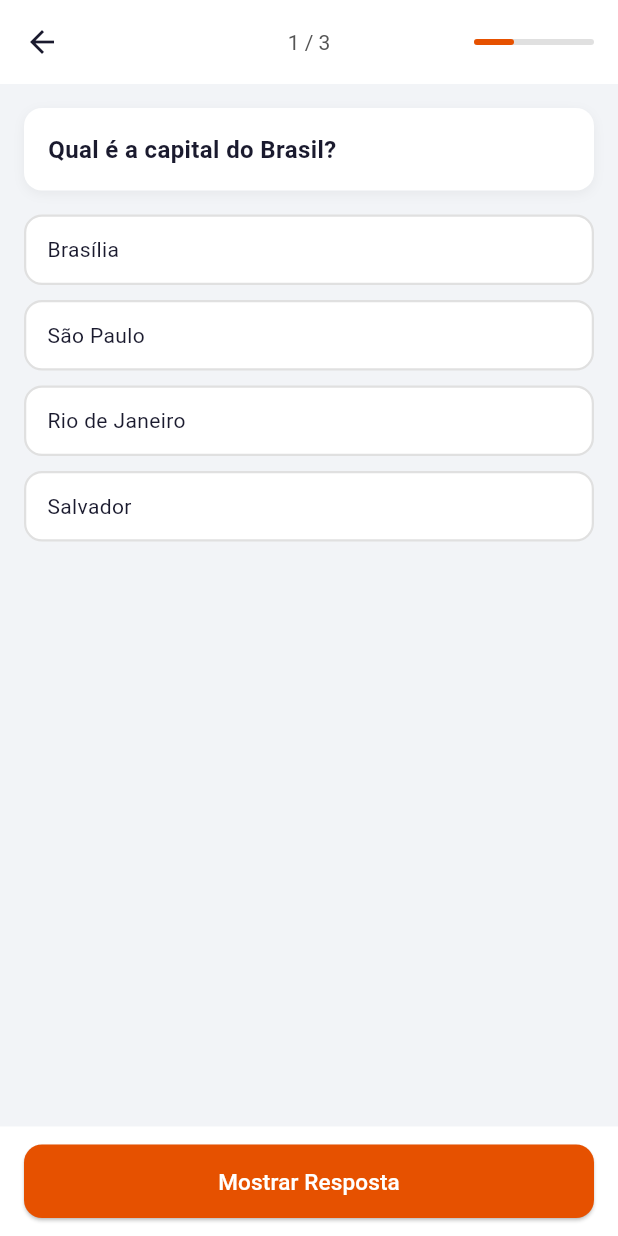
After one commit to davy-bitencourt/sysyphus-learning-app, a Flutter app: the QuestionScreen screen opened directly, on a phone screen of 412 x 824 dp. The commit adds this screen. Run offline on Flutter 3.47's test engine with Material 3 defaults, Android fonts, the phone set to English and light mode, and no system bars.

Commit message:
add: place holder questions

```diff
--- /dev/null
+++ b/lib/screens/questions_screen.dart
@@ -0,0 +1,415 @@
+import 'package:flutter/material.dart';
+
+enum QuestionType { open, multiple, vof }
+
+class QuestionOption {
+  final String text;
+  final bool correct;
+  const QuestionOption({required this.text, required this.correct});
+}
+
+class Question {
+  final String statement;
+  final QuestionType type;
+  final List<QuestionOption> options;
+  final String? suggestion;
+  final String extraComments;
+
+  const Question({
+    required this.statement,
+    required this.type,
+    required this.extraComments,
+    this.options = const [],
+    this.suggestion,
+  });
+}
+
+final List<Question> _mockQuestions = [
+  Question(
+    statement: 'Qual é a capital do Brasil?',
+    type: QuestionType.multiple,
+    extraComments: 'Brasília foi inaugurada em 1960 e substituiu o Rio de Janeiro como capital federal.',
+    options: [
+      const QuestionOption(text: 'Brasília',      correct: true),
+      const QuestionOption(text: 'São Paulo',     correct: false),
+      const QuestionOption(text: 'Rio de Janeiro',correct: false),
+      const QuestionOption(text: 'Salvador',      correct: false),
+    ],
+  ),
+  Question(
+    statement: 'Explique com suas palavras o que é recursão.',
+    type: QuestionType.open,
+    suggestion: 'Recursão é quando uma função chama a si mesma para resolver subproblemas menores até atingir um caso base.',
+    extraComments: 'Exemplos clássicos: fatorial, Fibonacci, busca em árvores.',
+  ),
+  Question(
+    statement: 'Classifique as afirmações como Verdadeiro ou Falso:',
+    type: QuestionType.vof,
+    extraComments: 'A Terra orbita o Sol (V). O Sol orbita a Terra (F).',
+    options: [
+      const QuestionOption(text: 'A Terra orbita o Sol',  correct: true),
+      const QuestionOption(text: 'O Sol orbita a Terra',  correct: false),
+      const QuestionOption(text: 'A Lua orbita a Terra',  correct: true),
+      const QuestionOption(text: 'Marte tem dois satélites', correct: true),
+    ],
+  ),
+];
+
+class QuestionScreen extends StatefulWidget {
+  final List<Question>? questions;
+
+  const QuestionScreen({
+    super.key,
+    this.questions,
+  });
+
+  @override
+  State<QuestionScreen> createState() => _QuestionScreenState();
+}
+
+class _QuestionScreenState extends State<QuestionScreen> {
+  int _currentQuestion = 0;
+  late final List<Question> _questions = widget.questions ?? _mockQuestions;
+
+  int? _selectedOption;
+
+  final Map<int, bool> _vofAnswers = {};
+
+  bool _answered = false;
+
+  Question get _question => _questions[_currentQuestion];
+
+  void _showAnswer() {
+    if (_question.type == QuestionType.multiple && _selectedOption == null) return;
+    setState(() => _answered = true);
+  }
+
+  void _next(bool passed) {
+    if (_currentQuestion < _questions.length - 1) {
+      setState(() {
+        _currentQuestion++;
+        _selectedOption = null;
+        _vofAnswers.clear();
+        _answered = false;
+      });
+    } else {
+
+      Navigator.pop(context);
+    }
+  }
+
+  @override
+  Widget build(BuildContext context) {
+    return Scaffold(
+      backgroundColor: const Color(0xFFF2F4F7),
+      appBar: AppBar(
+        backgroundColor: Colors.white,
+        elevation: 0,
+        leading: IconButton(
+          icon: const Icon(Icons.arrow_back, color: Color(0xFF1A1A2E)),
+          onPressed: () => Navigator.pop(context),
+        ),
+        title: Text(
+          '${_currentQuestion + 1} / ${_questions.length}',
+          style: const TextStyle(fontSize: 14, color: Color(0xFF555555)),
+        ),
+        centerTitle: true,
+        actions: [
+
+          Padding(
+            padding: const EdgeInsets.only(right: 16, top: 16, bottom: 16),
+            child: SizedBox(
+              width: 80,
+              child: LinearProgressIndicator(
+                value: (_currentQuestion + 1) / _questions.length,
+                backgroundColor: const Color(0xFFE0E0E0),
+                color: const Color(0xFFE65100),
+                borderRadius: BorderRadius.circular(4),
+              ),
+            ),
+          ),
+        ],
+      ),
+
+      body: SingleChildScrollView(
+        padding: const EdgeInsets.all(16),
+        child: Column(
+          crossAxisAlignment: CrossAxisAlignment.start,
+          children: [
+
+            Container(
+              width: double.infinity,
+              padding: const EdgeInsets.all(16),
+              decoration: BoxDecoration(
+                color: Colors.white,
+                borderRadius: BorderRadius.circular(12),
+                boxShadow: [
+                  BoxShadow(color: Colors.black.withValues(alpha: 0.05),
+                    blurRadius: 6, offset: const Offset(0, 2)),
+                ],
+              ),
+              child: Text(
+                _question.statement,
+                style: const TextStyle(fontSize: 16, fontWeight: FontWeight.w600,
+                  color: Color(0xFF1A1A2E)),
+              ),
+            ),
+            const SizedBox(height: 16),
+
+            _buildQuestionBody(),
+            const SizedBox(height: 16),
+
+            if (_answered) _buildExtraComments(),
+
+            const SizedBox(height: 100),
+          ],
+        ),
+      ),
+
+      bottomNavigationBar: _buildFooter(),
+    );
+  }
+
+  Widget _buildQuestionBody() {
+    switch (_question.type) {
+      case QuestionType.open:
+        return _buildOpenQuestion();
+      case QuestionType.multiple:
+        return _buildMultipleChoice();
+      case QuestionType.vof:
+        return _buildVof();
+    }
+  }
+
+  Widget _buildOpenQuestion() {
+    return Column(
+      crossAxisAlignment: CrossAxisAlignment.start,
+      children: [
+        Container(
+          width: double.infinity,
+          padding: const EdgeInsets.all(12),
+          decoration: BoxDecoration(
+            color: Colors.white,
+            borderRadius: BorderRadius.circular(12),
+            border: Border.all(color: const Color(0xFFE0E0E0)),
+          ),
+          child: const Text(
+            'Questão aberta — responda mentalmente ou por escrito.',
+            style: TextStyle(fontSize: 13, color: Colors.grey),
+          ),
+        ),
+        if (_answered && _question.suggestion != null) ...[
+          const SizedBox(height: 12),
+          Container(
+            width: double.infinity,
+            padding: const EdgeInsets.all(12),
+            decoration: BoxDecoration(
+              color: const Color(0xFF1565C0).withValues(alpha: 0.08),
+              borderRadius: BorderRadius.circular(12),
+              border: Border.all(color: const Color(0xFF1565C0).withValues(alpha: 0.3)),
+            ),
+            child: Column(
+              crossAxisAlignment: CrossAxisAlignment.start,
+              children: [
+                const Text('💡 Sugestão de resposta',
+                  style: TextStyle(fontSize: 12, fontWeight: FontWeight.bold,
+                    color: Color(0xFF1565C0))),
+                const SizedBox(height: 6),
+                Text(_question.suggestion!,
+                  style: const TextStyle(fontSize: 13, color: Color(0xFF1A1A2E))),
+              ],
+            ),
+          ),
+        ],
+      ],
+    );
+  }
+
+  Widget _buildMultipleChoice() {
+    return Column(
+      children: List.generate(_question.options.length, (i) {
+        final option = _question.options[i];
+        final selected = _selectedOption == i;
+
+
+        Color borderColor = const Color(0xFFE0E0E0);
+        Color bgColor = Colors.white;
+        Widget? trailingIcon;
+
+        if (_answered) {
+          if (option.correct) {
+            borderColor = const Color(0xFF2E7D32);
+            bgColor = const Color(0xFF2E7D32).withValues(alpha: 0.08);
+            trailingIcon = const Icon(Icons.check_circle, color: Color(0xFF2E7D32), size: 20);
+          } else if (selected && !option.correct) {
+            borderColor = const Color(0xFFC62828);
+            bgColor = const Color(0xFFC62828).withValues(alpha: 0.08);
+            trailingIcon = const Icon(Icons.cancel, color: Color(0xFFC62828), size: 20);
+          }
+        } else if (selected) {
+          borderColor = const Color(0xFFE65100);
+          bgColor = const Color(0xFFE65100).withValues(alpha: 0.06);
+        }
+
+        return GestureDetector(
+          onTap: _answered ? null : () => setState(() => _selectedOption = i),
+          child: Container(
+            margin: const EdgeInsets.only(bottom: 10),
+            padding: const EdgeInsets.symmetric(horizontal: 14, vertical: 12),
+            decoration: BoxDecoration(
+              color: bgColor,
+              borderRadius: BorderRadius.circular(12),
+              border: Border.all(color: borderColor, width: 1.5),
+            ),
+            child: Row(
+              children: [
+                Expanded(
+                  child: Text(option.text,
+                    style: const TextStyle(fontSize: 14, color: Color(0xFF1A1A2E))),
+                ),
+                if (trailingIcon != null) trailingIcon,
+              ],
+            ),
+          ),
+        );
+      }),
+    );
+  }
+
+  Widget _buildVof() {
+    return Column(
+      children: List.generate(_question.options.length, (i) {
+        final option = _question.options[i];
+        final userAnswer = _vofAnswers[i];
+
+        return Container(
+          margin: const EdgeInsets.only(bottom: 10),
+          padding: const EdgeInsets.symmetric(horizontal: 14, vertical: 12),
+          decoration: BoxDecoration(
+            color: Colors.white,
+            borderRadius: BorderRadius.circular(12),
+            border: Border.all(color: const Color(0xFFE0E0E0)),
+          ),
+          child: Row(
+            children: [
+              Expanded(
+                child: Text(option.text,
+                  style: const TextStyle(fontSize: 14, color: Color(0xFF1A1A2E))),
+              ),
+              if (_answered)
+                Icon(
+                  option.correct ? Icons.check_circle : Icons.cancel,
+                  color: option.correct ? const Color(0xFF2E7D32) : const Color(0xFFC62828),
+                  size: 20,
+                )
+              else
+                Row(children: [
+                  _vofButton(i, true,  'V', userAnswer == true),
+                  const SizedBox(width: 8),
+                  _vofButton(i, false, 'F', userAnswer == false),
+                ]),
+            ],
+          ),
+        );
+      }),
+    );
+  }
+
+  Widget _vofButton(int index, bool value, String label, bool selected) {
+    return GestureDetector(
+      onTap: () => setState(() => _vofAnswers[index] = value),
+      child: Container(
+        width: 32, height: 32,
+        decoration: BoxDecoration(
+          color: selected
+              ? (value ? const Color(0xFF2E7D32) : const Color(0xFFC62828))
+              : const Color(0xFFF0F0F0),
+          borderRadius: BorderRadius.circular(8),
+        ),
+        child: Center(
+          child: Text(label,
+            style: TextStyle(
+              fontSize: 12, fontWeight: FontWeight.bold,
+              color: selected ? Colors.white : Colors.grey,
+            )),
+        ),
+      ),
+    );
+  }
+
+  Widget _buildExtraComments() {
+    return Container(
+      width: double.infinity,
+      padding: const EdgeInsets.all(14),
+      decoration: BoxDecoration(
+        color: const Color(0xFFFFF8E1),
+        borderRadius: BorderRadius.circular(12),
+        border: Border.all(color: const Color(0xFFFFB300).withValues(alpha: 0.4)),
+      ),
+      child: Column(
+        crossAxisAlignment: CrossAxisAlignment.start,
+        children: [
+          const Text('📝 Comentários',
+            style: TextStyle(fontSize: 12, fontWeight: FontWeight.bold,
+              color: Color(0xFFE65100))),
+          const SizedBox(height: 6),
+          Text(_question.extraComments,
+            style: const TextStyle(fontSize: 13, color: Color(0xFF1A1A2E))),
+        ],
+      ),
+    );
+  }
+
+  Widget _buildFooter() {
+    return Container(
+      color: Colors.white,
+      padding: const EdgeInsets.symmetric(horizontal: 16, vertical: 12),
+      child: _answered
+          ? Row(children: [
+
+              Expanded(
+                child: ElevatedButton(
+                  onPressed: () => _next(false),
+                  style: ElevatedButton.styleFrom(
+                    backgroundColor: const Color(0xFFC62828),
+                    foregroundColor: Colors.white,
+                    padding: const EdgeInsets.symmetric(vertical: 14),
+                    shape: RoundedRectangleBorder(
+                      borderRadius: BorderRadius.circular(12)),
+                  ),
+                  child: const Text('✗  Errei', style: TextStyle(fontSize: 15)),
+                ),
+              ),
+              const SizedBox(width: 12),
+
+              Expanded(
+                child: ElevatedButton(
+                  onPressed: () => _next(true),
+                  style: ElevatedButton.styleFrom(
+                    backgroundColor: const Color(0xFF2E7D32),
+                    foregroundColor: Colors.white,
+                    padding: const EdgeInsets.symmetric(vertical: 14),
+                    shape: RoundedRectangleBorder(
+                      borderRadius: BorderRadius.circular(12)),
+                  ),
+                  child: const Text('✓  Acertei', style: TextStyle(fontSize: 15)),
+                ),
+              ),
+            ])
+          : SizedBox(
+              width: double.infinity,
+              child: ElevatedButton(
+                onPressed: _showAnswer,
+                style: ElevatedButton.styleFrom(
+                  backgroundColor: const Color(0xFFE65100),
+                  foregroundColor: Colors.white,
+                  padding: const EdgeInsets.symmetric(vertical: 14),
+                  shape: RoundedRectangleBorder(
+                    borderRadius: BorderRadius.circular(12)),
+                ),
+                child: const Text('Mostrar Resposta', style: TextStyle(fontSize: 15)),
+              ),
+            ),
+    );
+  }
+}
```
Also changed, not shown: lib/screens/home.dart (+18 -2 lines).
